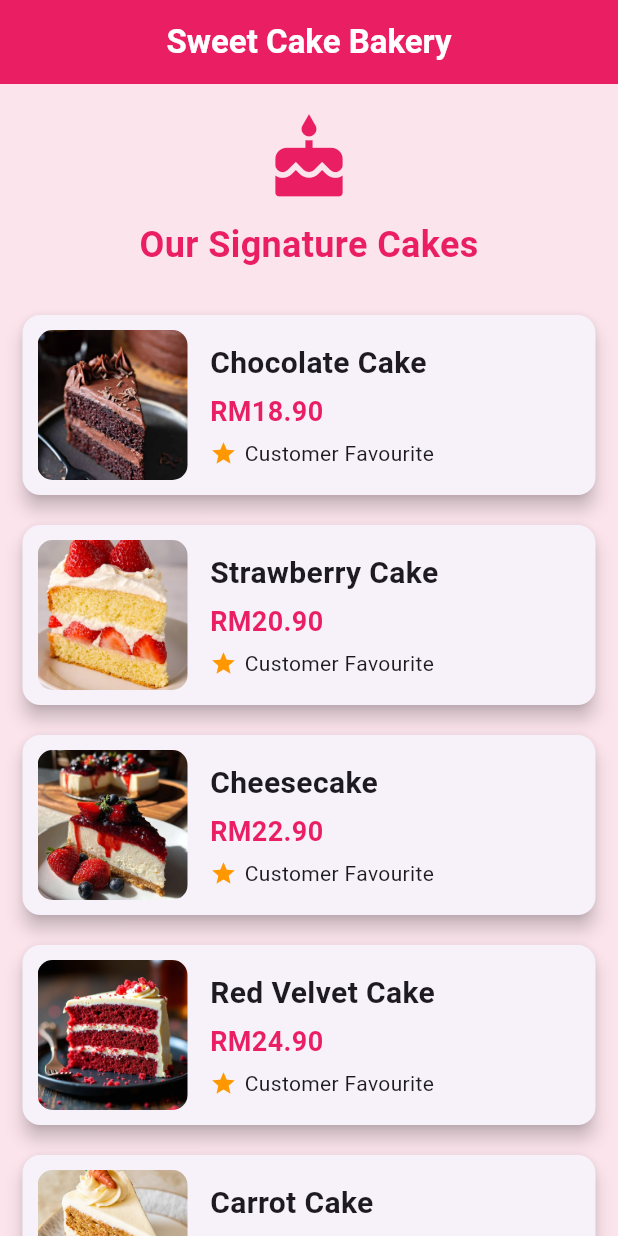
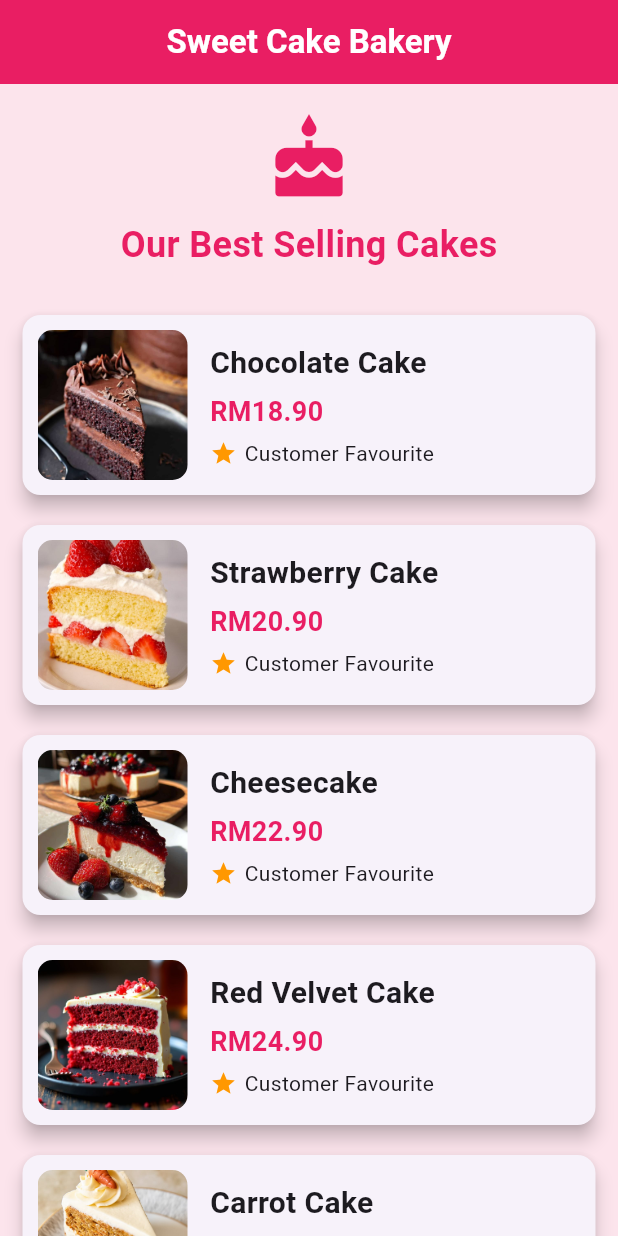
Before and after one commit to chillskies/cake_menu_application, a Flutter app: the screen it shows after launch, on a phone screen of 412 x 824 dp. Run offline on Flutter 3.47's test engine with Material 3 defaults, Android fonts, the light colour scheme and no system bars.

Commit message:
update bakery heading

```diff
--- a/lib/main.dart
+++ b/lib/main.dart
@@ -44,7 +44,7 @@ class CakeMenuApp extends StatelessWidget {
                 const SizedBox(height: 10),
 
                 const Text(
-                  "Our Signature Cakes",
+                  "Our Best Selling Cakes",
                   style: TextStyle(
                     fontSize: 24,
                     fontWeight: FontWeight.bold,
```
